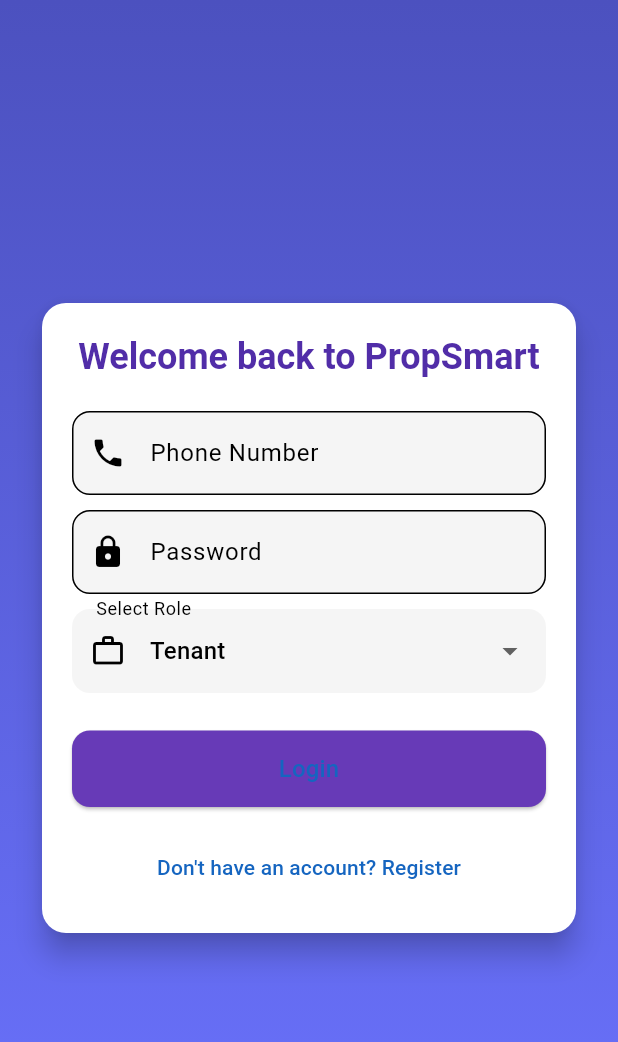
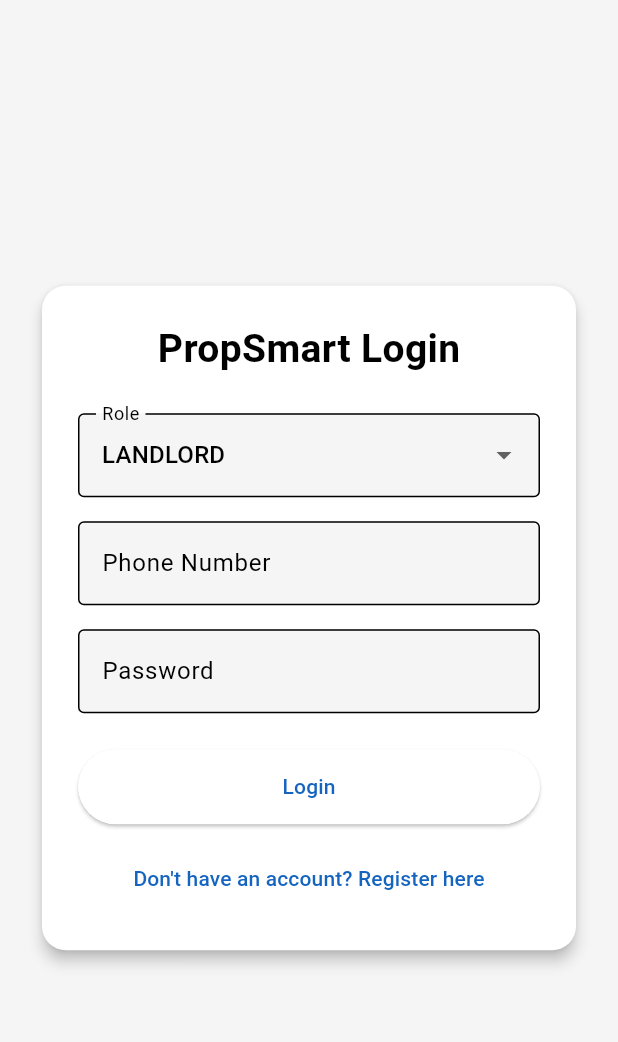
Before and after one commit to Isiji/Property_Manager_frontend, a Flutter app: the screen it shows after launch, on a phone screen of 412 x 824 dp. Shown: the top 1042 px of the screen. Run offline on Flutter 3.47's test engine with Material 3 defaults, Android fonts, the phone set to English and light mode, and no system bars; our stand-ins replace jwt_decoder, lucide_icons, shared_preferences; Roboto replaces fonts that are missing (Poppins).

Commit message:
start of landlord dashboard, login is working

```diff
--- a/lib/screens/auth/login_screen.dart
+++ b/lib/screens/auth/login_screen.dart
@@ -1,3 +1,5 @@
+// ignore_for_file: avoid_print, use_build_context_synchronously
+
 import 'package:flutter/material.dart';
 import 'package:property_manager_frontend/services/auth_service.dart';
 
@@ -9,129 +11,140 @@
 }
 
 class _LoginScreenState extends State<LoginScreen> {
-  final _formKey = GlobalKey<FormState>();
-  final _phoneController = TextEditingController();
-  final _passwordController = TextEditingController();
-  String _selectedRole = 'tenant';
-  bool _loading = false;
+  final TextEditingController phoneController = TextEditingController();
+  final TextEditingController passwordController = TextEditingController();
+  String selectedRole = 'landlord';
+  bool isLoading = false;
 
-  final List<String> _roles = ['tenant', 'landlord', 'manager', 'admin'];
+  final List<String> roles = ['admin', 'landlord', 'manager', 'tenant'];
 
-  Future<void> _login() async {
-    if (!_formKey.currentState!.validate()) return;
-    setState(() => _loading = true);
+  Future<void> _handleLogin() async {
+    if (phoneController.text.isEmpty) {
+      ScaffoldMessenger.of(context).showSnackBar(
+        const SnackBar(content: Text('Phone number is required')),
+      );
+      return;
+    }
+
+    setState(() => isLoading = true);
 
     try {
-      await AuthService.loginUser(
-        phone: _phoneController.text.trim(),
-        password: _passwordController.text.trim(),
-        role: _selectedRole,
+      final result = await AuthService.loginUser(
+        phone: phoneController.text,
+        password: passwordController.text,
+        role: selectedRole,
       );
 
-      if (!mounted) return;
+      final role = result['role'];
+      final userId = result['userId'];
+      print('🎯 Redirecting for role=$role (User ID=$userId)');
+
+      switch (role) {
+        case 'landlord':
+          Navigator.pushReplacementNamed(context, '/landlord_dashboard');
+          break;
+        case 'manager':
+          Navigator.pushReplacementNamed(context, '/manager_dashboard');
+          break;
+        case 'tenant':
+          Navigator.pushReplacementNamed(context, '/tenant_dashboard');
+          break;
+        case 'admin':
+          Navigator.pushReplacementNamed(context, '/admin_dashboard');
+          break;
+        default:
           ScaffoldMessenger.of(context).showSnackBar(
-        const SnackBar(content: Text('Login successful!')),
+            const SnackBar(content: Text('Unknown role.')),
           );
-
-      // TODO: Navigate based on role
-      // Navigator.pushReplacementNamed(context, '/dashboard');
+      }
     } catch (e) {
+      print('❌ Login failed: $e');
       ScaffoldMessenger.of(context).showSnackBar(
         SnackBar(content: Text('Login failed: $e')),
       );
     } finally {
-      setState(() => _loading = false);
+      setState(() => isLoading = false);
     }
   }
 
   @override
   Widget build(BuildContext context) {
-    final theme = Theme.of(context);
-
     return Scaffold(
-      body: Container(
-        decoration: const BoxDecoration(
-          gradient: LinearGradient(
-            colors: [Color(0xFF4C51BF), Color(0xFF6B73FF)],
-            begin: Alignment.topCenter,
-            end: Alignment.bottomCenter,
-          ),
-        ),
-        child: Center(
+      backgroundColor: Colors.grey.shade100,
+      body: Center(
         child: SingleChildScrollView(
-            padding: const EdgeInsets.all(24),
+          padding: const EdgeInsets.all(24.0),
           child: Card(
-              elevation: 8,
-              shape: RoundedRectangleBorder(
-                borderRadius: BorderRadius.circular(16),
-              ),
+            elevation: 4,
+            shape:
+                RoundedRectangleBorder(borderRadius: BorderRadius.circular(16)),
             child: Padding(
-                padding: const EdgeInsets.all(20),
-                child: Form(
-                  key: _formKey,
+              padding: const EdgeInsets.all(24.0),
               child: Column(
                 mainAxisSize: MainAxisSize.min,
                 children: [
-                      Text(
-                        "Welcome back to PropSmart",
-                        style: theme.textTheme.headlineSmall?.copyWith(
+                  const Text(
+                    'PropSmart Login',
+                    style: TextStyle(
+                      fontSize: 26,
                       fontWeight: FontWeight.bold,
-                          color: Colors.deepPurple.shade700,
-                        ),
-                        textAlign: TextAlign.center,
-                      ),
-                      const SizedBox(height: 20),
-
-                      _buildTextField(_phoneController, "Phone Number", Icons.phone),
-                      const SizedBox(height: 10),
-                      _buildTextField(_passwordController, "Password", Icons.lock,
-                          isPassword: true),
-                      const SizedBox(height: 10),
-
-                      DropdownButtonFormField<String>(
-                        initialValue: _selectedRole,
-                        items: _roles.map((r) {
-                          return DropdownMenuItem(
-                            value: r,
-                            child: Text(r[0].toUpperCase() + r.substring(1)),
-                          );
-                        }).toList(),
-                        onChanged: (val) {
-                          setState(() => _selectedRole = val ?? 'tenant');
-                        },
-                        decoration: const InputDecoration(
-                          labelText: "Select Role",
-                          prefixIcon: Icon(Icons.work_outline),
                     ),
                   ),
-
-                      const SizedBox(height: 25),
-                      SizedBox(
-                        width: double.infinity,
-                        child: ElevatedButton(
-                          style: ElevatedButton.styleFrom(
-                            backgroundColor: Colors.deepPurple,
-                            padding: const EdgeInsets.symmetric(vertical: 14),
-                            shape: RoundedRectangleBorder(
-                              borderRadius: BorderRadius.circular(12),
+                  const SizedBox(height: 24),
+                  DropdownButtonFormField<String>(
+                    value: selectedRole,
+                    items: roles
+                        .map(
+                          (r) => DropdownMenuItem(
+                            value: r,
+                            child: Text(r.toUpperCase()),
+                          ),
+                        )
+                        .toList(),
+                    decoration: const InputDecoration(
+                      labelText: 'Role',
+                      border: OutlineInputBorder(),
+                    ),
+                    onChanged: (v) {
+                      setState(() => selectedRole = v ?? 'landlord');
+                    },
+                  ),
+                  const SizedBox(height: 16),
+                  TextField(
+                    controller: phoneController,
+                    decoration: const InputDecoration(
+                      labelText: 'Phone Number',
+                      border: OutlineInputBorder(),
+                    ),
+                    keyboardType: TextInputType.phone,
+                  ),
+                  const SizedBox(height: 16),
+                  if (selectedRole != 'tenant')
+                    TextField(
+                      controller: passwordController,
+                      obscureText: true,
+                      decoration: const InputDecoration(
+                        labelText: 'Password',
+                        border: OutlineInputBorder(),
                       ),
                     ),
-                          onPressed: _loading ? null : _login,
-                          child: _loading
+                  const SizedBox(height: 24),
+                  ElevatedButton(
+                    onPressed: isLoading ? null : _handleLogin,
+                    style: ElevatedButton.styleFrom(
+                      minimumSize: const Size(double.infinity, 50),
+                    ),
+                    child: isLoading
                         ? const CircularProgressIndicator(
                             color: Colors.white,
                           )
-                              : const Text(
-                                  "Login",
-                                  style: TextStyle(fontSize: 16),
+                        : const Text('Login'),
                   ),
-                        ),
-                      ),
-                      const SizedBox(height: 16),
+                  const SizedBox(height: 12),
                   TextButton(
                     onPressed: () =>
-                            Navigator.pushNamed(context, '/register'),
-                        child: const Text("Don't have an account? Register"),
+                        Navigator.pushReplacementNamed(context, '/register'),
+                    child: const Text("Don't have an account? Register here"),
                   ),
                 ],
               ),
@@ -139,25 +152,6 @@
           ),
         ),
       ),
-        ),
-      ),
-    );
-  }
-
-  Widget _buildTextField(TextEditingController controller, String label, IconData icon,
-      {bool isPassword = false}) {
-    return TextFormField(
-      controller: controller,
-      obscureText: isPassword,
-      validator: (v) =>
-          (v == null || v.trim().isEmpty) ? "$label cannot be empty" : null,
-      decoration: InputDecoration(
-        labelText: label,
-        prefixIcon: Icon(icon),
-        border: OutlineInputBorder(
-          borderRadius: BorderRadius.circular(12),
-        ),
-      ),
     );
   }
 }
```
Also changed, not shown: lib/screens/landlord/landlord_dashboard.dart (+163 -123 lines), lib/screens/landlord/landlord_property_units.dart (added, +186 -0 lines), lib/services/auth_service.dart (+6 -14 lines). Lines whose indentation alone changed are shown as unchanged.
